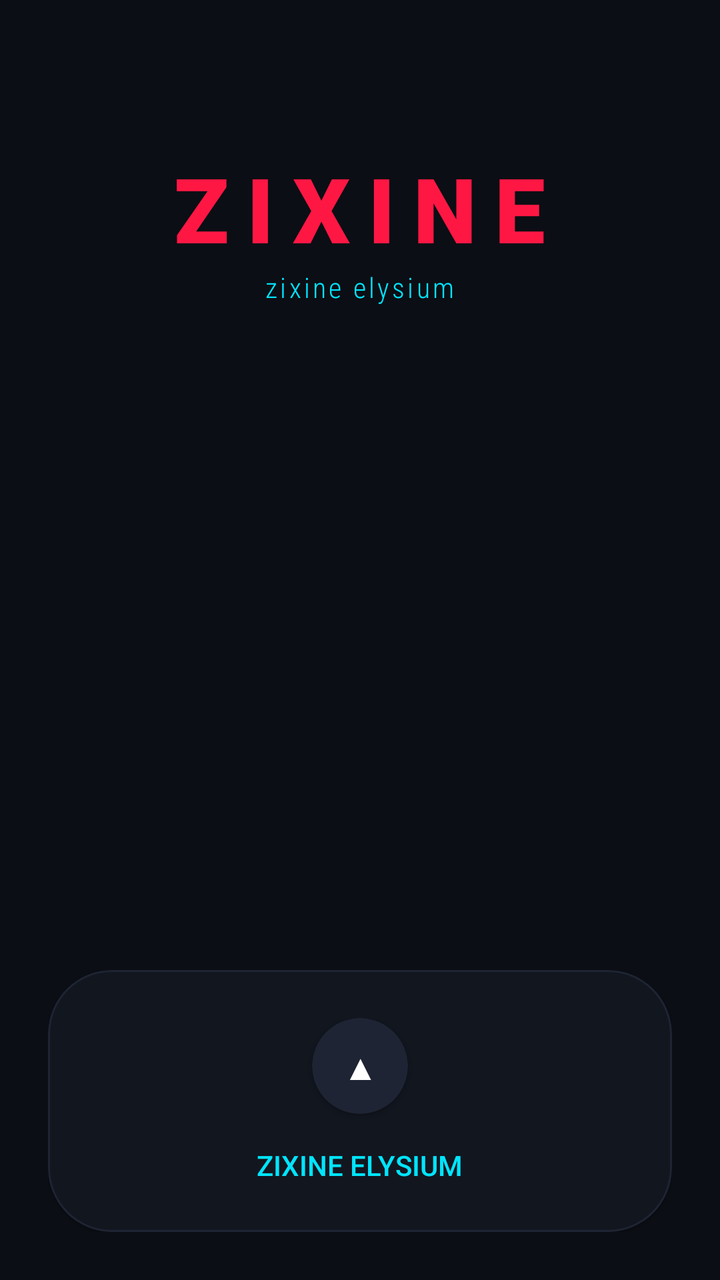
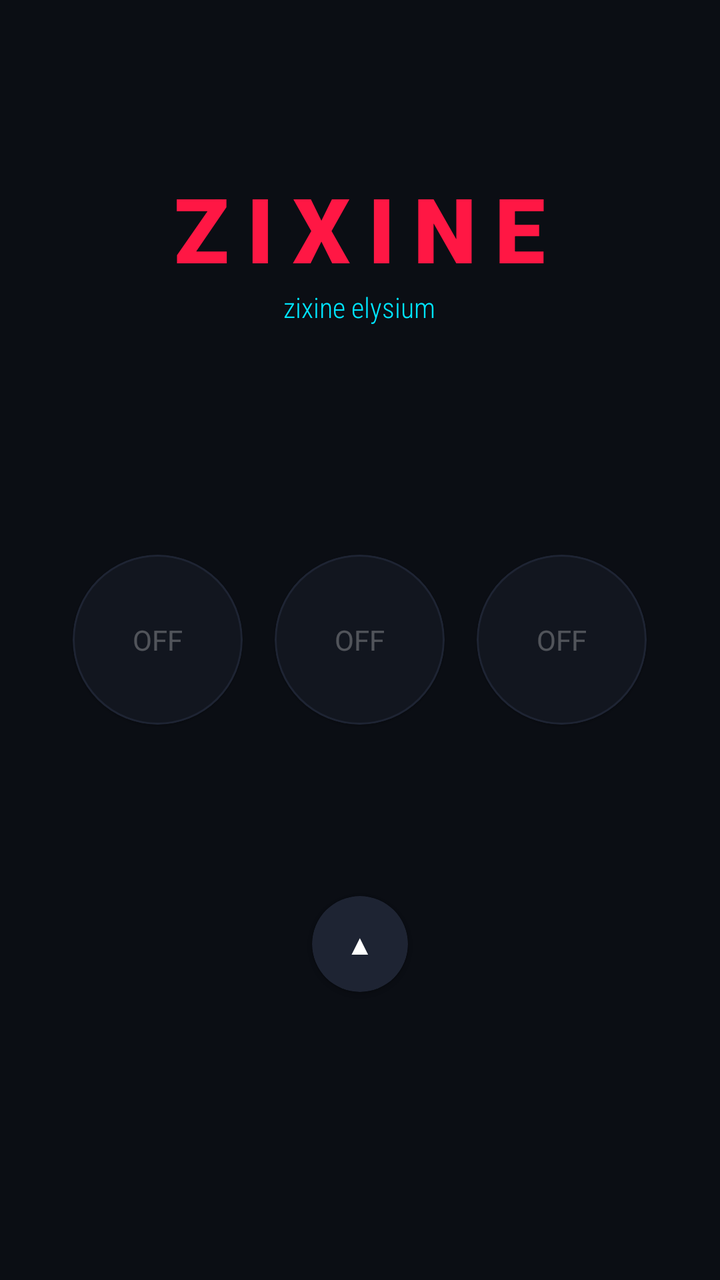

Screens rendered from an Android XML layout before and after an edit, with the pre-edit source and the edit as a unified diff.
<!-- AndroidManifest.xml: application theme Theme.MaterialComponents.DayNight.NoActionBar -->
<!-- res/layout/activity_main.xml -->
<?xml version="1.0" encoding="utf-8"?>
<RelativeLayout xmlns:android="http://schemas.android.com/apk/res/android"
    xmlns:app="http://schemas.android.com/apk/res-auto"
    android:layout_width="match_parent"
    android:layout_height="match_parent"
    android:background="#0B0E14"
    android:padding="24dp">

    <LinearLayout
        android:id="@+id/header"
        android:layout_width="wrap_content"
        android:layout_height="wrap_content"
        android:layout_centerHorizontal="true"
        android:layout_marginTop="50dp"
        android:gravity="center"
        android:orientation="vertical">
        <TextView
            android:layout_width="wrap_content"
            android:layout_height="wrap_content"
            android:text="ZIXINE"
            android:textColor="#FF1744"
            android:textSize="45sp"
            android:fontFamily="sans-serif-black"
            android:letterSpacing="0.2"
            android:textStyle="bold" />
        <TextView
            android:layout_width="wrap_content"
            android:layout_height="wrap_content"
            android:text="zixine elysium"
            android:textColor="#00E5FF"
            android:textSize="14sp"
            android:fontFamily="sans-serif-condensed-light"
            android:letterSpacing="0.1" />
    </LinearLayout>

    <com.google.android.material.card.MaterialCardView
        android:id="@+id/lock_overlay"
        android:layout_width="match_parent"
        android:layout_height="wrap_content"
        android:layout_below="@id/header"
        android:layout_marginTop="20dp"
        app:cardBackgroundColor="#22FF1744"
        app:cardCornerRadius="15dp"
        android:visibility="gone">
        <LinearLayout
            android:layout_width="match_parent"
            android:layout_height="wrap_content"
            android:orientation="vertical"
            android:padding="15dp"
            android:gravity="center">
            <TextView
                android:layout_width="wrap_content"
                android:layout_height="wrap_content"
                android:text="KERNEL TIDAK DIKENAL"
                android:textColor="#FF1744"
                android:textStyle="bold" />
            <EditText
                android:id="@+id/input_code"
                android:layout_width="150dp"
                android:layout_height="wrap_content"
                android:hint="Kode Rahasia"
                android:textColorHint="#44FFFFFF"
                android:textColor="#FFFFFF"
                android:inputType="number"
                android:gravity="center"
                android:backgroundTint="#FF1744" />
            <Button
                android:id="@+id/btn_unlock"
                android:layout_width="wrap_content"
                android:layout_height="wrap_content"
                android:text="UNLOCK ACCESS"
                android:backgroundTint="#FF1744"
                android:textSize="10sp" />
        </LinearLayout>
    </com.google.android.material.card.MaterialCardView>

    <LinearLayout
        android:id="@+id/main_controls"
        android:layout_width="match_parent"
        android:layout_height="wrap_content"
        android:layout_centerInParent="true"
        android:gravity="center">
        </LinearLayout>

    <com.google.android.material.card.MaterialCardView
        android:layout_width="match_parent"
        android:layout_height="wrap_content"
        android:layout_alignParentBottom="true"
        app:cardBackgroundColor="#12161F"
        app:cardCornerRadius="32dp"
        app:strokeColor="#1E2433"
        app:strokeWidth="1dp">
        <LinearLayout
            android:layout_width="match_parent"
            android:layout_height="wrap_content"
            android:orientation="vertical"
            android:padding="24dp">
            <com.google.android.material.card.MaterialCardView
                android:id="@+id/trigger_panel"
                android:layout_width="48dp"
                android:layout_height="48dp"
                android:layout_gravity="center"
                app:cardBackgroundColor="#1E2433"
                app:cardCornerRadius="24dp">
                <TextView
                    android:id="@+id/trigger_arrow"
                    android:layout_width="match_parent"
                    android:layout_height="match_parent"
                    android:text="▲"
                    android:textColor="#FFFFFF"
                    android:gravity="center"
                    android:textSize="18sp" />
            </com.google.android.material.card.MaterialCardView>
            <TextView
                android:layout_width="wrap_content"
                android:layout_height="wrap_content"
                android:text="ZIXINE ELYSIUM"
                android:textColor="#00E5FF"
                android:layout_gravity="center"
                android:layout_marginTop="16dp"
                android:fontFamily="sans-serif-medium" />
            <TextView
                android:id="@+id/tutorial_text"
                android:layout_width="match_parent"
                android:layout_height="wrap_content"
                android:layout_marginTop="10dp"
                android:text="TUTORIAL: Gunakan QS Tiles untuk aktivasi instan!"
                android:textColor="#66FFFFFF"
                android:visibility="gone" />
        </LinearLayout>
    </com.google.android.material.card.MaterialCardView>
</RelativeLayout>
<!-- resources referenced by this layout -->
<resources>

</resources>

<!-- the commit's change to res/layout/activity_main.xml (unified diff, before → after) -->
@@ -11,7 +11,7 @@
         android:layout_width="wrap_content"
         android:layout_height="wrap_content"
         android:layout_centerHorizontal="true"
-        android:layout_marginTop="50dp"
+        android:layout_marginTop="60dp"
         android:gravity="center"
         android:orientation="vertical">
         <TextView
@@ -29,8 +29,7 @@
             android:text="zixine elysium"
             android:textColor="#00E5FF"
             android:textSize="14sp"
-            android:fontFamily="sans-serif-condensed-light"
-            android:letterSpacing="0.1" />
+            android:fontFamily="sans-serif-condensed-light" />
     </LinearLayout>
 
     <com.google.android.material.card.MaterialCardView
@@ -48,85 +47,87 @@
             android:orientation="vertical"
             android:padding="15dp"
             android:gravity="center">
-            <TextView
-                android:layout_width="wrap_content"
-                android:layout_height="wrap_content"
-                android:text="KERNEL TIDAK DIKENAL"
-                android:textColor="#FF1744"
-                android:textStyle="bold" />
             <EditText
                 android:id="@+id/input_code"
                 android:layout_width="150dp"
                 android:layout_height="wrap_content"
                 android:hint="Kode Rahasia"
-                android:textColorHint="#44FFFFFF"
                 android:textColor="#FFFFFF"
                 android:inputType="number"
-                android:gravity="center"
-                android:backgroundTint="#FF1744" />
+                android:gravity="center" />
             <Button
                 android:id="@+id/btn_unlock"
                 android:layout_width="wrap_content"
                 android:layout_height="wrap_content"
-                android:text="UNLOCK ACCESS"
-                android:backgroundTint="#FF1744"
-                android:textSize="10sp" />
+                android:text="UNLOCK"
+                android:backgroundTint="#FF1744" />
         </LinearLayout>
     </com.google.android.material.card.MaterialCardView>
 
     <LinearLayout
-        android:id="@+id/main_controls"
         android:layout_width="match_parent"
         android:layout_height="wrap_content"
         android:layout_centerInParent="true"
         android:gravity="center">
-        </LinearLayout>
+        
+        <com.google.android.material.card.MaterialCardView
+            android:id="@+id/btn_perf"
+            android:layout_width="85dp"
+            android:layout_height="85dp"
+            android:layout_margin="8dp"
+            app:cardCornerRadius="43dp"
+            app:cardBackgroundColor="#12161F"
+            app:strokeColor="#1E2433"
+            app:strokeWidth="1dp">
+            <TextView android:id="@+id/status_perf" android:layout_width="match_parent" android:layout_height="match_parent" android:text="OFF" android:textColor="#44FFFFFF" android:gravity="center" />
+        </com.google.android.material.card.MaterialCardView>
+
+        <com.google.android.material.card.MaterialCardView
+            android:id="@+id/btn_gms"
+            android:layout_width="85dp"
+            android:layout_height="85dp"
+            android:layout_margin="8dp"
+            app:cardCornerRadius="43dp"
+            app:cardBackgroundColor="#12161F"
+            app:strokeColor="#1E2433"
+            app:strokeWidth="1dp">
+            <TextView android:id="@+id/status_gms" android:layout_width="match_parent" android:layout_height="match_parent" android:text="OFF" android:textColor="#44FFFFFF" android:gravity="center" />
+        </com.google.android.material.card.MaterialCardView>
+
+        <com.google.android.material.card.MaterialCardView
+            android:id="@+id/btn_extreme"
+            android:layout_width="85dp"
+            android:layout_height="85dp"
+            android:layout_margin="8dp"
+            app:cardCornerRadius="43dp"
+            app:cardBackgroundColor="#12161F"
+            app:strokeColor="#1E2433"
+            app:strokeWidth="1dp">
+            <TextView android:id="@+id/status_extreme" android:layout_width="match_parent" android:layout_height="match_parent" android:text="OFF" android:textColor="#44FFFFFF" android:gravity="center" />
+        </com.google.android.material.card.MaterialCardView>
+    </LinearLayout>
 
     <com.google.android.material.card.MaterialCardView
+        android:id="@+id/btn_trigger"
+        android:layout_width="48dp"
+        android:layout_height="48dp"
+        android:layout_alignParentBottom="true"
+        android:layout_centerHorizontal="true"
+        android:layout_marginBottom="120dp"
+        app:cardCornerRadius="24dp"
+        app:cardBackgroundColor="#1E2433">
+        <TextView android:id="@+id/arrow_text" android:layout_width="match_parent" android:layout_height="match_parent" android:text="▲" android:textColor="#FFFFFF" android:gravity="center" />
+    </com.google.android.material.card.MaterialCardView>
+
+    <TextView
+        android:id="@+id/tutorial_view"
         android:layout_width="match_parent"
         android:layout_height="wrap_content"
         android:layout_alignParentBottom="true"
-        app:cardBackgroundColor="#12161F"
-        app:cardCornerRadius="32dp"
-        app:strokeColor="#1E2433"
-        app:strokeWidth="1dp">
-        <LinearLayout
-            android:layout_width="match_parent"
-            android:layout_height="wrap_content"
-            android:orientation="vertical"
-            android:padding="24dp">
-            <com.google.android.material.card.MaterialCardView
-                android:id="@+id/trigger_panel"
-                android:layout_width="48dp"
-                android:layout_height="48dp"
-                android:layout_gravity="center"
-                app:cardBackgroundColor="#1E2433"
-                app:cardCornerRadius="24dp">
-                <TextView
-                    android:id="@+id/trigger_arrow"
-                    android:layout_width="match_parent"
-                    android:layout_height="match_parent"
-                    android:text="▲"
-                    android:textColor="#FFFFFF"
-                    android:gravity="center"
-                    android:textSize="18sp" />
-            </com.google.android.material.card.MaterialCardView>
-            <TextView
-                android:layout_width="wrap_content"
-                android:layout_height="wrap_content"
-                android:text="ZIXINE ELYSIUM"
-                android:textColor="#00E5FF"
-                android:layout_gravity="center"
-                android:layout_marginTop="16dp"
-                android:fontFamily="sans-serif-medium" />
-            <TextView
-                android:id="@+id/tutorial_text"
-                android:layout_width="match_parent"
-                android:layout_height="wrap_content"
-                android:layout_marginTop="10dp"
-                android:text="TUTORIAL: Gunakan QS Tiles untuk aktivasi instan!"
-                android:textColor="#66FFFFFF"
-                android:visibility="gone" />
-        </LinearLayout>
-    </com.google.android.material.card.MaterialCardView>
+        android:layout_marginBottom="40dp"
+        android:text="TUTORIAL: Gunakan QS Tiles untuk akses instan!"
+        android:textColor="#66FFFFFF"
+        android:gravity="center"
+        android:visibility="gone" />
+
 </RelativeLayout>
